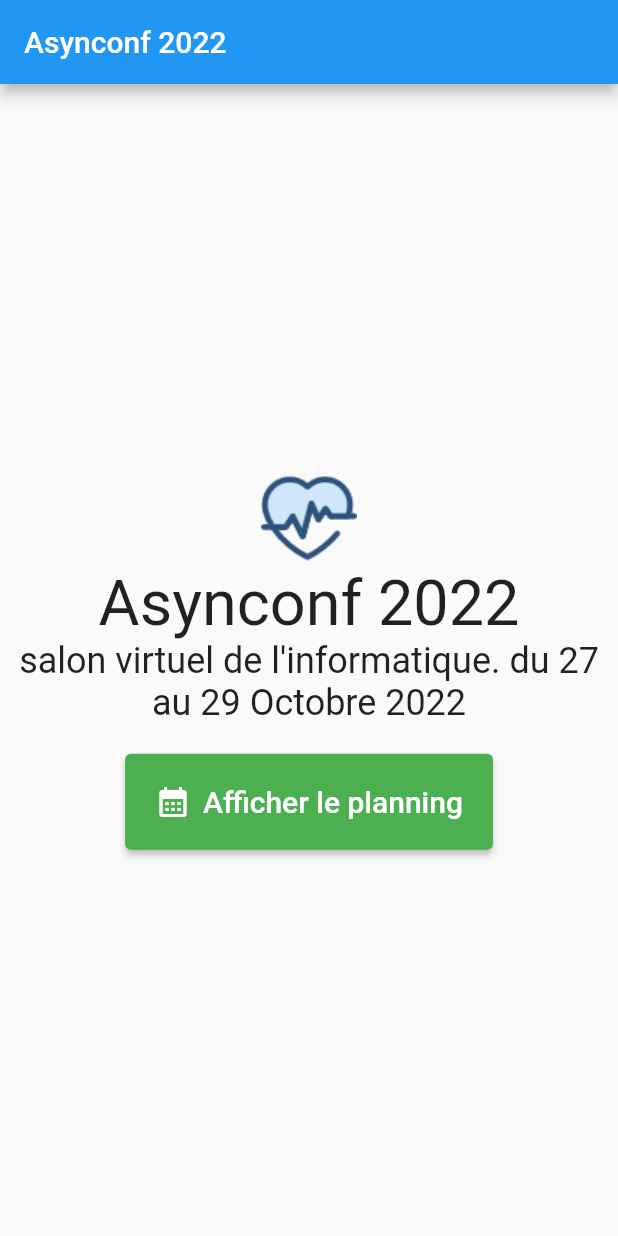
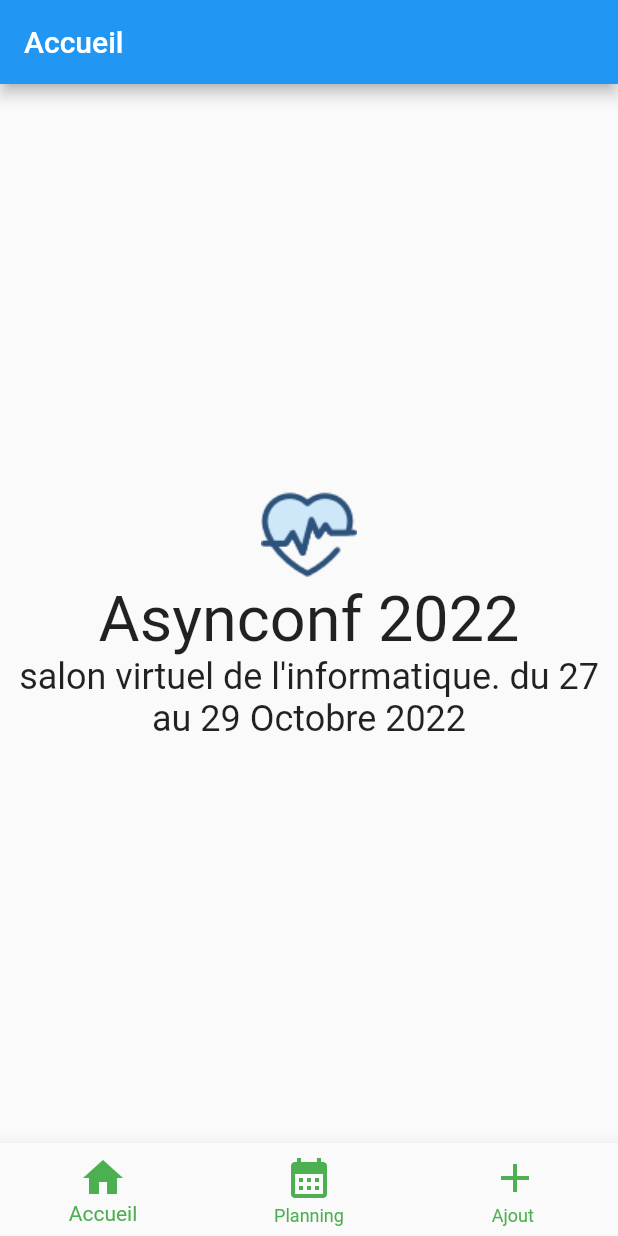
Before and after one commit to Citoyen237/Premier-projet-flutter, a Flutter app: the screen it shows after launch, on a phone screen of 412 x 824 dp. Run offline on Flutter 3.47's test engine with Material 2 defaults, Android fonts, the phone set to English and light mode, and no system bars; our stand-ins replace cloud_firestore, date_field, firebase_core; accounts and stored records are empty.

```diff
--- a/lib/main.dart
+++ b/lib/main.dart
@@ -1,17 +1,62 @@
 import 'package:flutter/material.dart';
+import 'package:tryagain/pages/add_event_page.dart';
+import 'package:tryagain/pages/event_page.dart';
 import 'pages/home_page.dart';
+import 'package:firebase_core/firebase_core.dart';
+import 'firebase_options.dart';
 
-void main() {
+void main() async {
+  WidgetsFlutterBinding.ensureInitialized();
+  await Firebase.initializeApp(
+    options: DefaultFirebaseOptions.currentPlatform,
+  );
   runApp(const MyApp());
 }
 
-class MyApp extends StatelessWidget {
+class MyApp extends StatefulWidget {
   const MyApp({super.key});
 
   @override
+  State<MyApp> createState() => _MyAppState();
+}
+
+class _MyAppState extends State<MyApp> {
+  int _currentIndex = 0;
+
+  setCurrentIndex(int index) {
+    setState(() {
+      _currentIndex = index;
+    });
+  }
+
+  @override
   Widget build(BuildContext context) {
-    return const MaterialApp(
-      home: HomePage(),
+    return MaterialApp(
+      home: Scaffold(
+        appBar: AppBar(
+          title: const [
+            Text("Accueil"),
+            Text("Liste des conferences"),
+            Text("Formulaire")
+          ][_currentIndex],
+        ),
+        body: const [HomePage(), EventPage(), AddEventPage()][_currentIndex],
+        bottomNavigationBar: BottomNavigationBar(
+          currentIndex: _currentIndex,
+          onTap: (index) => setCurrentIndex(index),
+          type: BottomNavigationBarType.fixed,
+          selectedItemColor: Colors.green,
+          unselectedItemColor: Colors.green,
+          iconSize: 32,
+          elevation: 10,
+          items: const [
+            BottomNavigationBarItem(icon: Icon(Icons.home), label: "Accueil"),
+            BottomNavigationBarItem(
+                icon: Icon(Icons.calendar_month), label: "Planning"),
+            BottomNavigationBarItem(icon: Icon(Icons.add), label: "Ajout "),
+          ],
+        ),
+      ),
     );
   }
 }
--- a/lib/pages/home_page.dart
+++ b/lib/pages/home_page.dart
@@ -1,5 +1,5 @@
 import 'package:flutter/material.dart';
-import 'event_page.dart';
+//import 'event_page.dart';
 class HomePage extends StatelessWidget {
   const HomePage({
     super.key,
@@ -7,11 +7,7 @@ class HomePage extends StatelessWidget {
 
   @override
   Widget build(BuildContext context) {
-    return Scaffold(
-      appBar: AppBar(
-        title: const Text("Asynconf 2022"),
-      ),
-      body: Center(
+    return Center(
 
         //culumn elementsous les autre
         child: Column(
@@ -33,30 +29,8 @@ class HomePage extends StatelessWidget {
             ),
             textAlign: TextAlign.center,
             ),
-            const Padding(padding: EdgeInsets.only(top: 20)),
-            ElevatedButton.icon(
-              style:const ButtonStyle(
-                backgroundColor: MaterialStatePropertyAll(Colors.green),
-                padding: MaterialStatePropertyAll(EdgeInsets.all(20))
-              ),
-              onPressed: () {
-                Navigator.push(
-                  context,
-                  PageRouteBuilder(
-                    pageBuilder: (_, __, ___) => const EventPage()
-                    ),
-                  );
-              } ,
-              label:const Text("Afficher le planning",
-              style:TextStyle(
-                fontSize: 20
-              ) ,
-              ),
-              icon: const Icon(Icons.calendar_month),
-              ),
           ],
         ),
-      ),
-    );
+      );
   }
 }
--- a/pubspec.yaml
+++ b/pubspec.yaml
@@ -35,6 +35,9 @@ dependencies:
   # The following adds the Cupertino Icons font to your application.
   # Use with the CupertinoIcons class for iOS style icons.
   cupertino_icons: ^1.0.2
+  date_field: ^3.0.5
+  firebase_core: ^2.19.0
+  cloud_firestore: ^4.11.0
 
 dev_dependencies:
   flutter_test:
```
Also changed, not shown: lib/pages/add_event_page.dart (added, +146 -0 lines), lib/pages/event_page.dart (+48 -34 lines), lib/firebase_options.dart (added), pubspec.lock, 9 other files.
